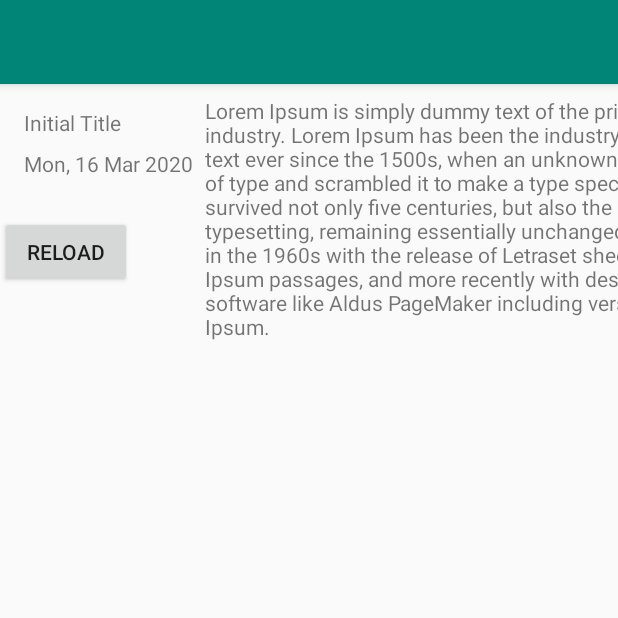
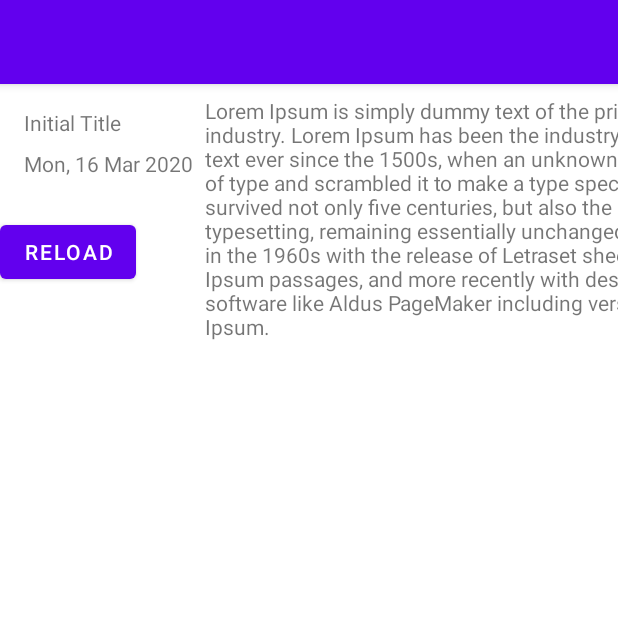
Before and after one commit to ashwindmk/android_constraintlayout_demo, an Android app: the BarrierActivity screen opened directly, with no data from a screen before it, on a phone screen of 412 x 824 dp, the top half of it. Run offline under Robolectric (Android 15) with nearby library versions, the light colour scheme and no system bars.

Commit message:
Add dynamic layout and upgrade project gradle

```diff
--- a/app/src/main/AndroidManifest.xml
+++ b/app/src/main/AndroidManifest.xml
@@ -8,8 +8,10 @@
         android:label="@string/app_name"
         android:roundIcon="@mipmap/ic_launcher_round"
         android:supportsRtl="true"
-        android:theme="@style/AppTheme">
-        <activity android:name=".BarrierActivity"></activity>
+        android:theme="@style/Theme.ConstraintLayoutDemo">
+        <activity android:name=".DynamicActivity"
+            android:theme="@style/Theme.FullScreen"></activity>
+        <activity android:name=".BarrierActivity" />
         <activity android:name=".GuidelineActivity" />
         <activity android:name=".MainActivity">
             <intent-filter>
--- a/app/src/main/java/com/ashwin/android/constraintlayoutdemo/MainActivity.kt
+++ b/app/src/main/java/com/ashwin/android/constraintlayoutdemo/MainActivity.kt
@@ -19,6 +19,10 @@ class MainActivity : AppCompatActivity() {
         startActivity(Intent(this, BarrierActivity::class.java))
     }
 
+    fun openDynamicActivity(view: View) {
+        startActivity(Intent(this, DynamicActivity::class.java))
+    }
+
     fun exit(view: View) {
         finish()
     }
--- a/app/src/main/res/values/colors.xml
+++ b/app/src/main/res/values/colors.xml
@@ -3,4 +3,11 @@
     <color name="colorPrimary">#008577</color>
     <color name="colorPrimaryDark">#00574B</color>
     <color name="colorAccent">#D81B60</color>
+    <color name="purple_200">#FFBB86FC</color>
+    <color name="purple_500">#FF6200EE</color>
+    <color name="purple_700">#FF3700B3</color>
+    <color name="teal_200">#FF03DAC5</color>
+    <color name="teal_700">#FF018786</color>
+    <color name="black">#FF000000</color>
+    <color name="white">#FFFFFFFF</color>
 </resources>
--- a/app/src/main/res/values/styles.xml
+++ b/app/src/main/res/values/styles.xml
@@ -1,11 +1,44 @@
-<resources>
+<resources
+    xmlns:tools="http://schemas.android.com/tools">
+    <style name="Theme.ConstraintLayoutDemo" parent="Theme.MaterialComponents.DayNight.DarkActionBar">
+        <!-- Primary brand color. -->
+        <item name="colorPrimary">@color/purple_500</item>
+        <item name="colorPrimaryVariant">@color/purple_700</item>
+        <item name="colorOnPrimary">@color/white</item>
+        <!-- Secondary brand color. -->
+        <item name="colorSecondary">@color/teal_200</item>
+        <item name="colorSecondaryVariant">@color/teal_700</item>
+        <item name="colorOnSecondary">@color/black</item>
+        <!-- Status bar color. -->
+        <item name="android:statusBarColor" tools:targetApi="l">?attr/colorPrimaryVariant</item>
+        <!-- Customize your theme here. -->
+    </style>
 
     <!-- Base application theme. -->
-    <style name="AppTheme" parent="Theme.AppCompat.Light.DarkActionBar">
+    <style name="AppTheme" parent="Theme.MaterialComponents.DayNight.DarkActionBar">
         <!-- Customize your theme here. -->
         <item name="colorPrimary">@color/colorPrimary</item>
         <item name="colorPrimaryDark">@color/colorPrimaryDark</item>
         <item name="colorAccent">@color/colorAccent</item>
     </style>
 
+    <style name="Theme.FullScreen" parent="Theme.AppCompat.Light.NoActionBar">
+        <!-- Primary brand color. -->
+        <item name="colorPrimary">@color/purple_500</item>
+        <item name="colorPrimaryVariant">@color/purple_700</item>
+        <item name="colorOnPrimary">@color/white</item>
+        <!-- Secondary brand color. -->
+        <item name="colorSecondary">@color/teal_200</item>
+        <item name="colorSecondaryVariant">@color/teal_700</item>
+        <item name="colorOnSecondary">@color/black</item>
+        <!-- Status bar color. -->
+<!--        <item name="android:statusBarColor" tools:targetApi="l">?attr/colorPrimaryVariant</item>-->
+<!--        <item name="android:windowTranslucentStatus">true</item>-->
+<!--        <item name="android:windowTranslucentNavigation">true</item>-->
+
+        <!-- Customize your theme here. -->
+        <item name="android:windowIsTranslucent">false</item>
+<!--        <item name="android:windowBackground">@android:color/darker_gray</item>-->
+        <item name="android:windowTranslucentNavigation">true</item>
+    </style>
 </resources>
--- a/build.gradle
+++ b/build.gradle
@@ -1,14 +1,14 @@
 // Top-level build file where you can add configuration options common to all sub-projects/modules.
 
 buildscript {
-    ext.kotlin_version = '1.3.61'
+    ext.kotlin_version = '1.4.0'
     repositories {
         google()
         jcenter()
 
     }
     dependencies {
-        classpath 'com.android.tools.build:gradle:3.5.3'
+        classpath 'com.android.tools.build:gradle:4.1.2'
         classpath "org.jetbrains.kotlin:kotlin-gradle-plugin:$kotlin_version"
         // NOTE: Do not place your application dependencies here; they belong
         // in the individual module build.gradle files
```
Also changed, not shown: app/build.gradle (+5 -3 lines), app/src/main/java/com/ashwin/android/constraintlayoutdemo/DynamicActivity.kt (added, +57 -0 lines), app/src/main/res/drawable/ic_swipe.xml (added, +9 -0 lines), app/src/main/res/layout/activity_dynamic.xml (added, +82 -0 lines), app/src/main/res/layout/activity_main.xml (+14 -1 lines), gradle/wrapper/gradle-wrapper.properties, 1 other file.
